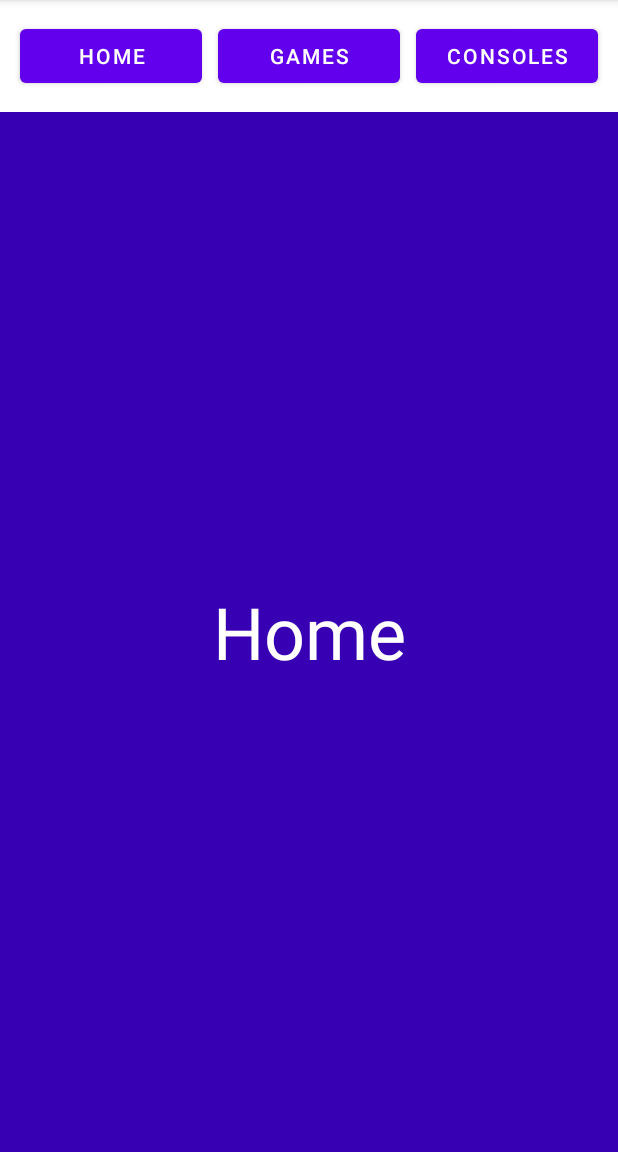
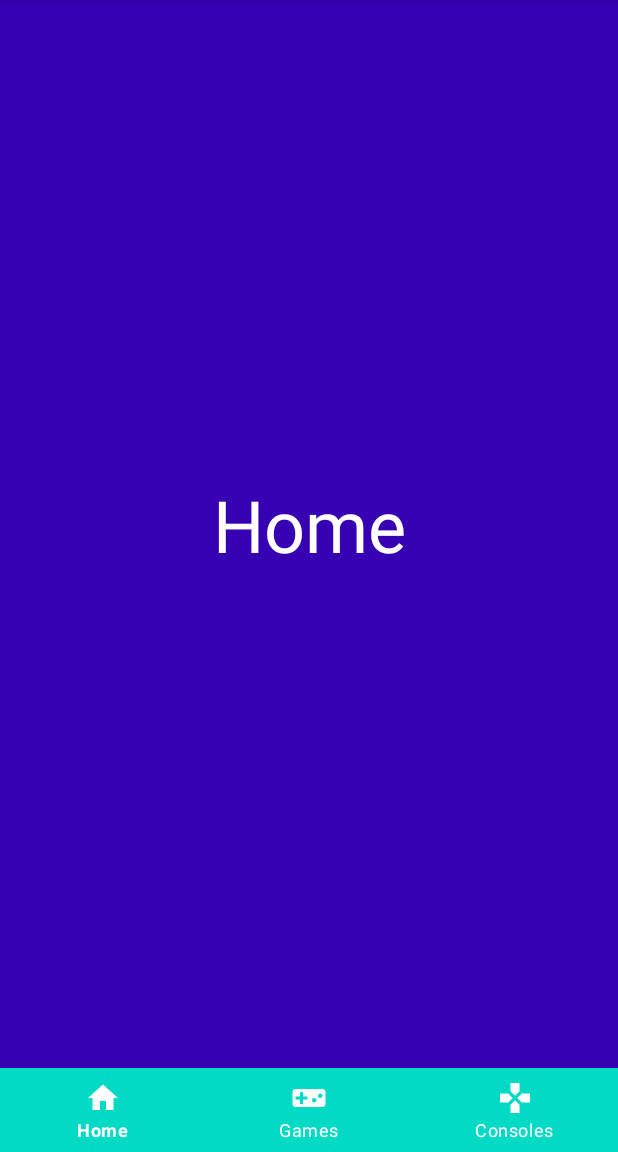
Before and after one commit to CelsoLuiz73/FragmentosKotlin, an Android app: the screen it shows after launch (MainActivity), on a phone screen of 412 x 824 dp, the part 84-1236 px from its top. Run offline under Robolectric (Android 15) with nearby library versions, the phone set to English and light mode, and no system bars.

Commit message:
Fragmentos Kotlin - Bottom Navigatio View Inserido - Parte 2

```diff
--- a/app/build.gradle
+++ b/app/build.gradle
@@ -38,7 +38,22 @@ dependencies {
     implementation 'com.google.android.material:material:1.4.0'
     implementation 'androidx.constraintlayout:constraintlayout:2.1.1'
     implementation 'androidx.legacy:legacy-support-v4:1.0.0'
-    testImplementation 'junit:junit:4.+'
+    testImplementation 'junit:junit:4.13.2'
     androidTestImplementation 'androidx.test.ext:junit:1.1.3'
     androidTestImplementation 'androidx.test.espresso:espresso-core:3.4.0'
+
+    implementation 'com.google.android.material:material:1.4.0'
+
+    implementation 'com.google.firebase:firebase-auth:21.0.1'
+    implementation 'jp.wasabeef:glide-transformations:2.0.1'
+    implementation 'com.google.firebase:firebase-storage:20.0.0'
+    implementation 'com.google.firebase:firebase-database:20.0.2'
+    implementation 'com.github.bumptech.glide:glide:3.7.0'
+    implementation 'androidx.cardview:cardview:1.0.0'
+    implementation 'com.google.firebase:firebase-analytics:19.0.2'
+    implementation 'jp.wasabeef:glide-transformations:2.0.1'
+    implementation 'androidx.recyclerview:recyclerview:1.2.1'
+    implementation 'com.google.android.material:material:1.4.0'
+    implementation 'de.hdodenhof:circleimageview:3.1.0'
+    implementation 'com.firebaseui:firebase-ui-database:6.2.0'
 }
--- a/app/src/main/java/br/com/celsooliveira/fragmentos/MainActivity.kt
+++ b/app/src/main/java/br/com/celsooliveira/fragmentos/MainActivity.kt
@@ -1,35 +1,45 @@
 package br.com.celsooliveira.fragmentos
 
-import androidx.appcompat.app.AppCompatActivity
 import android.os.Bundle
+import android.view.MenuItem
 import android.view.View
 import android.widget.Button
+import androidx.appcompat.app.AppCompatActivity
 import androidx.fragment.app.Fragment
+import com.google.android.material.bottomnavigation.BottomNavigationItemView
+import com.google.android.material.bottomnavigation.BottomNavigationView
+import com.google.android.material.navigation.NavigationBarView
 
-class MainActivity : AppCompatActivity(), View.OnClickListener {
 
-    private lateinit var buttonHome: Button
-    private lateinit var buttonConsoles: Button
-    private lateinit var buttonGames: Button
+class MainActivity : AppCompatActivity(),View.OnClickListener, BottomNavigationView.OnNavigationItemSelectedListener, NavigationBarView.OnItemSelectedListener {
+
+//    private lateinit var buttonHome: Button
+//    private lateinit var buttonConsoles: Button
+//    private lateinit var buttonGames: Button
 
     private lateinit var homeFragment: HomeFragment
     private lateinit var gameFragment: GameFragment
     private lateinit var consoleFragment: ConsoleFragment
 
+    private lateinit var bottomNavigationView: BottomNavigationView
+
     override fun onCreate(savedInstanceState: Bundle?) {
         super.onCreate(savedInstanceState)
         setContentView(R.layout.activity_main)
 
-        buttonHome = findViewById(R.id.btn_home)
-        buttonHome.setOnClickListener(this)
-        buttonGames = findViewById(R.id.btn_games)
-        buttonGames.setOnClickListener(this)
-        buttonConsoles = findViewById(R.id.btn_consoles)
-        buttonConsoles.setOnClickListener(this)
+//        buttonHome = findViewById(R.id.btn_home)
+//        buttonHome.setOnClickListener(this)
+//        buttonGames = findViewById(R.id.btn_games)
+//        buttonGames.setOnClickListener(this)
+//        buttonConsoles = findViewById(R.id.btn_consoles)
+//        buttonConsoles.setOnClickListener(this)
 
         homeFragment = HomeFragment()
         consoleFragment = ConsoleFragment()
         gameFragment = GameFragment()
+
+        bottomNavigationView = findViewById(R.id.botton_navigation)
+        bottomNavigationView.setOnNavigationItemSelectedListener(this)
 
         setFragment(homeFragment)
 
@@ -49,16 +59,31 @@ class MainActivity : AppCompatActivity(), View.OnClickListener {
     //qualquer view que colocamos dentro de uma activity, é passível de clique.
 
     override fun onClick(v: View) {
-        when(v.id){
-            R.id.btn_home -> {
+//        when(v.id){
+//            R.id.btn_home -> {
+//                setFragment(homeFragment)
+//            }
+//            R.id.btn_games -> {
+//                setFragment(gameFragment)
+//            }
+//            R.id.btn_consoles -> {
+//                setFragment(consoleFragment)
+//            }
+//        }
+    }
+
+    override fun onNavigationItemSelected(item: MenuItem): Boolean {
+        when (item.itemId) {
+            R.id.menu_home -> {
                 setFragment(homeFragment)
             }
-            R.id.btn_games -> {
+            R.id.menu_game -> {
                 setFragment(gameFragment)
             }
-            R.id.btn_consoles -> {
+            R.id.menu_console -> {
                 setFragment(consoleFragment)
             }
         }
+        return true
     }
 }
--- /dev/null
+++ b/app/src/main/res/drawable/ic_baseline_gamepad_24.xml
@@ -0,0 +1,10 @@
+<vector xmlns:android="http://schemas.android.com/apk/res/android"
+    android:width="24dp"
+    android:height="24dp"
+    android:viewportWidth="24"
+    android:viewportHeight="24"
+    android:tint="?attr/colorControlNormal">
+  <path
+      android:fillColor="@android:color/white"
+      android:pathData="M15,7.5V2H9v5.5l3,3 3,-3zM7.5,9H2v6h5.5l3,-3 -3,-3zM9,16.5V22h6v-5.5l-3,-3 -3,3zM16.5,9l-3,3 3,3H22V9h-5.5z"/>
+</vector>
--- /dev/null
+++ b/app/src/main/res/drawable/ic_baseline_home_24.xml
@@ -0,0 +1,10 @@
+<vector xmlns:android="http://schemas.android.com/apk/res/android"
+    android:width="24dp"
+    android:height="24dp"
+    android:viewportWidth="24"
+    android:viewportHeight="24"
+    android:tint="?attr/colorControlNormal">
+  <path
+      android:fillColor="@android:color/white"
+      android:pathData="M10,20v-6h4v6h5v-8h3L12,3 2,12h3v8z"/>
+</vector>
--- /dev/null
+++ b/app/src/main/res/drawable/ic_baseline_videogame_asset_24.xml
@@ -0,0 +1,10 @@
+<vector xmlns:android="http://schemas.android.com/apk/res/android"
+    android:width="24dp"
+    android:height="24dp"
+    android:viewportWidth="24"
+    android:viewportHeight="24"
+    android:tint="?attr/colorControlNormal">
+  <path
+      android:fillColor="@android:color/white"
+      android:pathData="M21,6L3,6c-1.1,0 -2,0.9 -2,2v8c0,1.1 0.9,2 2,2h18c1.1,0 2,-0.9 2,-2L23,8c0,-1.1 -0.9,-2 -2,-2zM11,13L8,13v3L6,16v-3L3,13v-2h3L6,8h2v3h3v2zM15.5,15c-0.83,0 -1.5,-0.67 -1.5,-1.5s0.67,-1.5 1.5,-1.5 1.5,0.67 1.5,1.5 -0.67,1.5 -1.5,1.5zM19.5,12c-0.83,0 -1.5,-0.67 -1.5,-1.5S18.67,9 19.5,9s1.5,0.67 1.5,1.5 -0.67,1.5 -1.5,1.5z"/>
+</vector>
--- a/app/src/main/res/layout/activity_main.xml
+++ b/app/src/main/res/layout/activity_main.xml
@@ -5,7 +5,7 @@
     android:layout_width="match_parent"
     android:layout_height="match_parent"
     tools:context=".MainActivity">
-
+    <!--
     <LinearLayout
         android:id="@+id/ll_buttons"
         android:layout_width="match_parent"
@@ -39,12 +39,28 @@
             android:text="Consoles"/>
 
     </LinearLayout>
+    -->
 
     // componente responsável por receber os fragmentos
+
     <FrameLayout
         android:id="@+id/frame_fragments"
         android:layout_width="match_parent"
         android:layout_height="match_parent"
-        android:layout_below="@+id/ll_buttons"/>
+        android:layout_marginTop="-12dp"
+        android:layout_above="@+id/botton_navigation"/>
+
+    <com.google.android.material.bottomnavigation.BottomNavigationView
+        android:id="@+id/botton_navigation"
+        android:layout_width="match_parent"
+        android:layout_height="wrap_content"
+        android:background="@color/teal_200"
+        android:layout_alignParentBottom="true"
+        app:menu="@menu/botton_menu"
+        app:itemTextColor="@color/white"
+        app:itemIconTint="@color/white"
+
+
+        />
 
 </RelativeLayout>
--- /dev/null
+++ b/app/src/main/res/menu/botton_menu.xml
@@ -0,0 +1,23 @@
+<?xml version="1.0" encoding="utf-8"?>
+<menu xmlns:android="http://schemas.android.com/apk/res/android"
+    xmlns:app="http://schemas.android.com/apk/res-auto">
+
+    <item
+        android:id="@+id/menu_home"
+        android:title="Home"
+        android:icon="@drawable/ic_baseline_home_24"
+        app:showAsAction="always"/>
+
+    <item
+        android:id="@+id/menu_game"
+        android:title="Games"
+        android:icon="@drawable/ic_baseline_videogame_asset_24"
+        app:showAsAction="always"/>
+
+    <item
+        android:id="@+id/menu_console"
+        android:title="Consoles"
+        android:icon="@drawable/ic_baseline_gamepad_24"
+        app:showAsAction="always"/>
+
+</menu>
```
